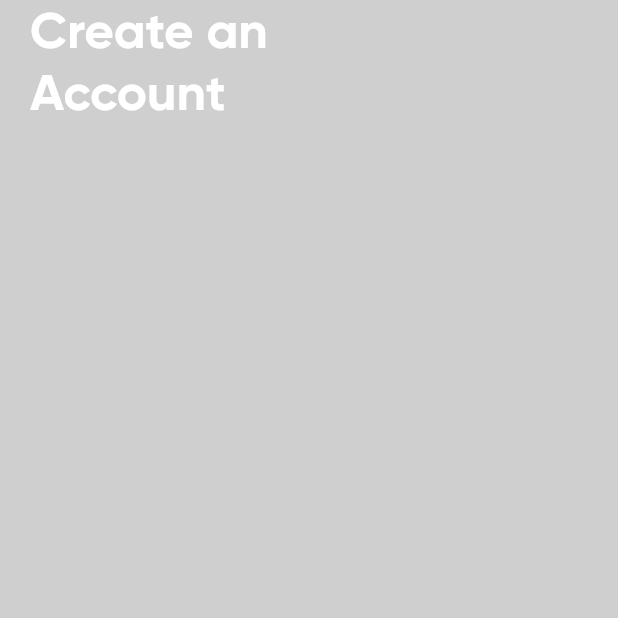
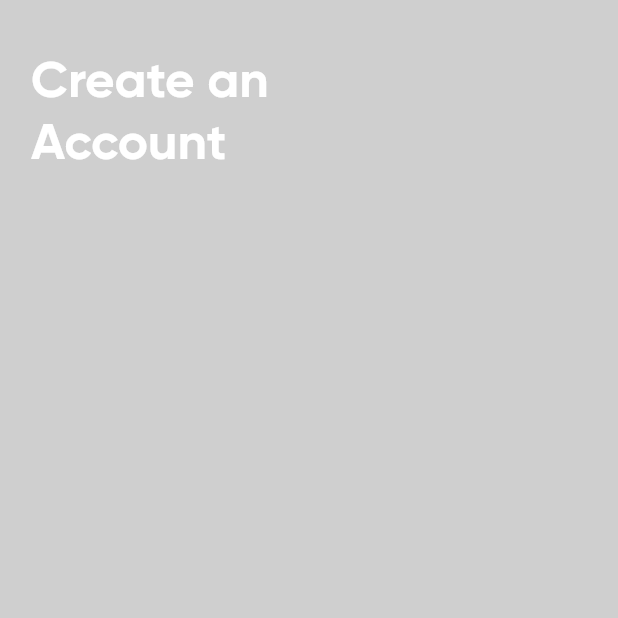
Before and after one commit to ChiragGaonkar/VirtualBuild, a Flutter app: the RegisterScreen screen opened by its route, on a phone screen of 412 x 824 dp, the top half of it. Run offline on Flutter 3.47's test engine with Material 2 defaults, Android fonts, the phone set to English and light mode, and no system bars; network calls fail.

Commit message:
Nothing done

```diff
--- a/lib/main.dart
+++ b/lib/main.dart
@@ -54,7 +54,7 @@ class MyApp extends StatelessWidget {
         ),
       ),
       // initialRoute: HomeScreen.routeName,
-      home: DisplayScreen(),
+      home: ForgotPasswordScreen(),
       //All routes for navigations.
       routes: {
         HomeScreen.routeName: (ctx) => const HomeScreen(),
--- a/lib/screens/chats_screen.dart
+++ b/lib/screens/chats_screen.dart
@@ -1,6 +1,7 @@
 import 'package:flutter/material.dart';
 import '../widgets/custommenu.dart';
 import '../widgets/customscreen.dart';
+import '../widgets/customtextfield.dart';
 import '../widgets/headerwithmenu.dart';
 
 class ChatsScreen extends StatelessWidget {
@@ -20,9 +21,10 @@ class ChatsScreen extends StatelessWidget {
           crossAxisAlignment: CrossAxisAlignment.start,
           children: [
             HeaderWithMenu(
-              header: "Chats",
+              header: "My Chats",
               scaffoldKey: scaffoldKey,
-            )
+            ),
+            //Can start from here.
           ],
         ),
       ),
--- a/lib/screens/register_screen.dart
+++ b/lib/screens/register_screen.dart
@@ -15,7 +15,9 @@ class RegisterScreen extends StatelessWidget {
         screenContent: Column(
           mainAxisAlignment: MainAxisAlignment.start,
           crossAxisAlignment: CrossAxisAlignment.start,
-          children: const [Header(heading: "Create an Account")],
+          children: const [
+            Header(heading: "Create an Account"),
+          ],
         ),
       ),
     );
--- a/lib/widgets/customscreen.dart
+++ b/lib/widgets/customscreen.dart
@@ -9,9 +9,15 @@ class MyCustomScreen extends StatelessWidget {
 
   @override
   Widget build(BuildContext context) {
+    var size = MediaQuery.of(context).size;
     return SafeArea(
       child: Container(
-        margin: const EdgeInsets.symmetric(horizontal: 20),
+        margin: EdgeInsets.fromLTRB(
+          size.width * 0.05,
+          size.height * 0.04,
+          size.width * 0.05,
+          0,
+        ),
         child: screenContent,
       ),
     );
```
